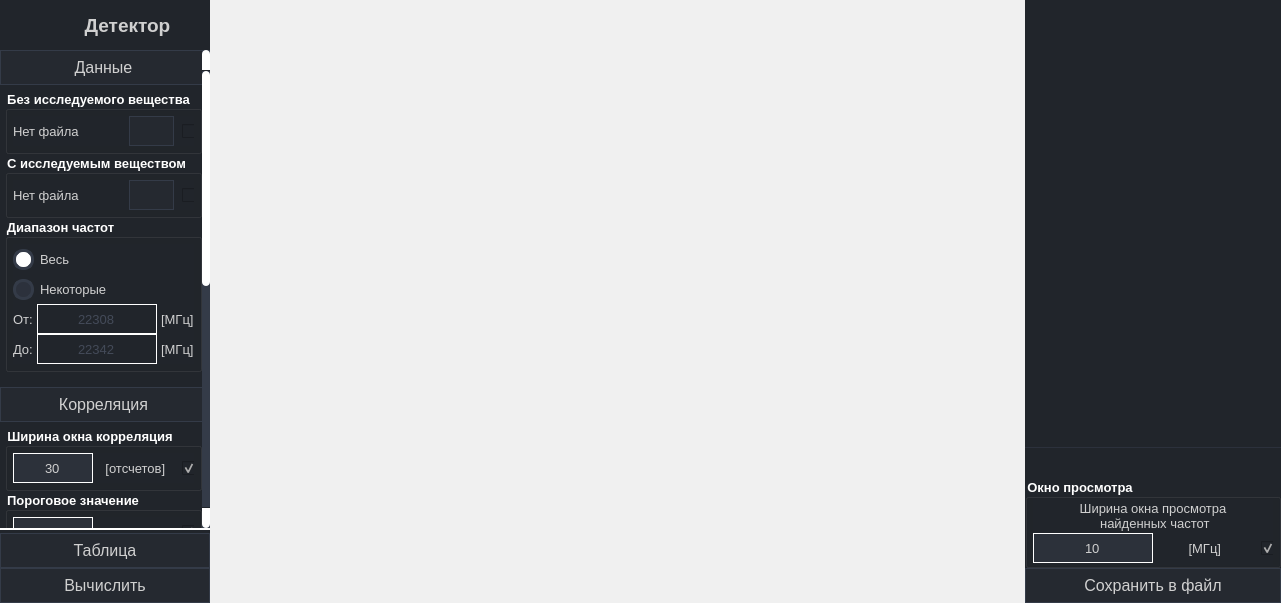
The window that gui.ui (SkorEgor/Detector-Correlation) describes before a commit, drawn with Qt 5.
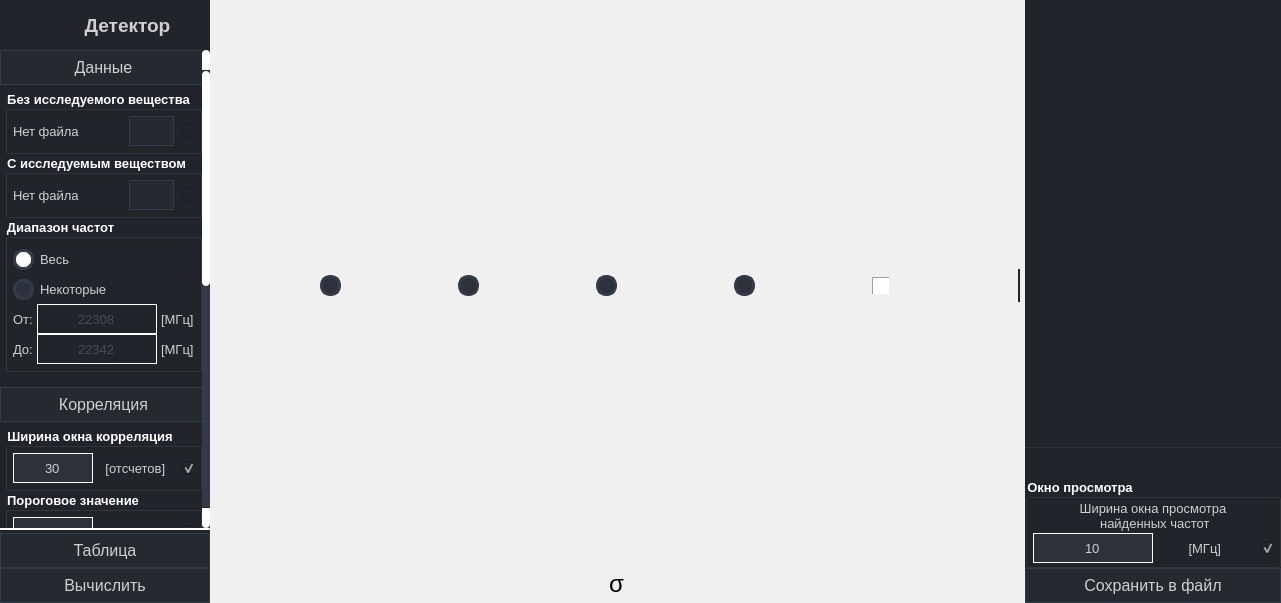
The same window after the commit. Icons and pictures are not drawn.

Commit message: Buttons_or_RadioButtons

The edit to the form file:
```diff
--- a/gui.ui
+++ b/gui.ui
@@ -3650,11 +3650,10 @@
          <item>
           <widget class="QWidget" name="widget_plotting" native="true">
            <property name="styleSheet">
-            <string notr="true">background-color: rgb(167, 167, 167);
-background-color: rgb(124, 124, 124);
-background-color: rgb(255, 255, 255);
+            <string notr="true">QWidget{
 background-color: rgb(240, 240, 240);
-color: rgb(0, 0, 0);</string>
+color: rgb(0, 0, 0);
+}</string>
            </property>
            <layout class="QVBoxLayout" name="verticalLayout">
             <property name="spacing">
@@ -3693,6 +3692,452 @@
               </layout>
              </widget>
             </item>
+            <item>
+             <widget class="QWidget" name="widget_toolbar_1" native="true">
+              <property name="sizePolicy">
+               <sizepolicy hsizetype="Minimum" vsizetype="Maximum">
+                <horstretch>0</horstretch>
+                <verstretch>0</verstretch>
+               </sizepolicy>
+              </property>
+              <property name="styleSheet">
+               <string notr="true">QWidget{
+background-color: rgb(240, 240, 240);
+color: rgb(0, 0, 0);
+	font-size: none;
+text-align:bottom;
+}
+
+/* /////////////////////////////////////////////////////////////////////////////////////////////////
+QPushButton */
+/*Стандартное состояние для кнопки*/
+QPushButton {
+	border: none;		/* задает границу элемента */
+} 
+
+/* срабатывает, когда пользователь наводит на элемент мышью */
+QPushButton:hover {
+	border: none;												/* без границ */
+
+	border-right:1px solid rgb(160, 160, 160);	/* С правой красной раницей */
+	border-bottom:1px solid rgb(160, 160, 160);
+
+	border-left:1px solid rgb(255, 255, 255);	/* С правой красной раницей */
+	border-top:1px solid rgb(255, 255, 255);
+}
+
+
+/* срабатывает, при нажатии*/
+QPushButton:pressed      {
+	border: none;												/* без границ */
+
+	border-left:1px solid rgb(160, 160, 160);	/* С правой красной раницей */
+	border-top:1px solid rgb(160, 160, 160);
+
+	border-right:1px solid rgb(255, 255, 255);	/* С правой красной раницей */
+	border-bottom:1px solid rgb(255, 255, 255);
+}
+/* ///////////////////////////////////////////////////////////////////////////////////////////////// */
+</string>
+              </property>
+              <layout class="QHBoxLayout" name="layout_toolbar_1">
+               <property name="spacing">
+                <number>5</number>
+               </property>
+               <property name="leftMargin">
+                <number>5</number>
+               </property>
+               <property name="topMargin">
+                <number>0</number>
+               </property>
+               <property name="rightMargin">
+                <number>5</number>
+               </property>
+               <property name="bottomMargin">
+                <number>0</number>
+               </property>
+               <item>
+                <widget class="QWidget" name="widget_select_graphic" native="true">
+                 <property name="styleSheet">
+                  <string notr="true">.QWidget{
+	border: none;												/* без границ */
+
+	border-right:2px solid rgb(33, 37, 43);	/* С правой красной раницей */
+}</string>
+                 </property>
+                 <layout class="QHBoxLayout" name="layout_select_graphic">
+                  <property name="spacing">
+                   <number>0</number>
+                  </property>
+                  <property name="leftMargin">
+                   <number>0</number>
+                  </property>
+                  <property name="topMargin">
+                   <number>0</number>
+                  </property>
+                  <property name="rightMargin">
+                   <number>5</number>
+                  </property>
+                  <property name="bottomMargin">
+                   <number>0</number>
+                  </property>
+                  <item>
+                   <widget class="QRadioButton" name="radioButton_data_graph_1">
+                    <property name="sizePolicy">
+                     <sizepolicy hsizetype="Minimum" vsizetype="Fixed">
+                      <horstretch>0</horstretch>
+                      <verstretch>0</verstretch>
+                     </sizepolicy>
+                    </property>
+                    <property name="minimumSize">
+                     <size>
+                      <width>33</width>
+                      <height>33</height>
+                     </size>
+                    </property>
+                    <property name="maximumSize">
+                     <size>
+                      <width>33</width>
+                      <height>33</height>
+                     </size>
+                    </property>
+                    <property name="styleSheet">
+                     <string notr="true">/* /////////////////////////////////////////////////////////////////////////////////////////////////
+RadioButton */
+QRadioButton::indicator {
+image: url(:/menu_black/resource/menu_titles_black/menu_data_black_36dp.svg);
+	background-color: rgb(240, 240, 240);
+    border:none;
+	border-radius: 0px;
+	width: 31px;
+	height: 31px;
+}
+QRadioButton::indicator:hover {
+	border: none;												/* без границ */
+
+	border-right:1px solid rgb(160, 160, 160);	/* С правой красной раницей */
+	border-bottom:1px solid rgb(160, 160, 160);
+
+	border-left:1px solid rgb(255, 255, 255);	/* С правой красной раницей */
+	border-top:1px solid rgb(255, 255, 255);
+}
+QRadioButton::indicator:checked {
+	border: none;												/* без границ */
+
+	border-left:1px solid rgb(160, 160, 160);	/* С правой красной раницей */
+	border-top:1px solid rgb(160, 160, 160);
+
+	border-right:1px solid rgb(255, 255, 255);	/* С правой красной раницей */
+	border-bottom:1px solid rgb(255, 255, 255);
+
+}
+
+/* ///////////////////////////////////////////////////////////////////////////////////////////////// */</string>
+                    </property>
+                    <property name="text">
+                     <string/>
+                    </property>
+                    <property name="iconSize">
+                     <size>
+                      <width>20</width>
+                      <height>20</height>
+                     </size>
+                    </property>
+                    <property name="checked">
+                     <bool>false</bool>
+                    </property>
+                    <property name="autoRepeat">
+                     <bool>false</bool>
+                    </property>
+                   </widget>
+                  </item>
+                  <item>
+                   <widget class="QRadioButton" name="radioButton_correlation_graph_1">
+                    <property name="sizePolicy">
+                     <sizepolicy hsizetype="Minimum" vsizetype="Fixed">
+                      <horstretch>0</horstretch>
+                      <verstretch>0</verstretch>
+                     </sizepolicy>
+                    </property>
+                    <property name="minimumSize">
+                     <size>
+                      <width>33</width>
+                      <height>33</height>
+                     </size>
+                    </property>
+                    <property name="maximumSize">
+                     <size>
+                      <width>33</width>
+                      <height>33</height>
+                     </size>
+                    </property>
+                    <property name="styleSheet">
+                     <string notr="true">/* /////////////////////////////////////////////////////////////////////////////////////////////////
+RadioButton */
+QRadioButton::indicator {
+	image: url(:/menu_black/resource/menu_titles_black/menu_correlation_black_36dp.svg);
+	background-color: rgb(240, 240, 240);
+    border:none;
+	border-radius: 0px;
+	width: 31px;
+	height: 31px;
+}
+QRadioButton::indicator:hover {
+	border: none;												/* без границ */
+
+	border-right:1px solid rgb(160, 160, 160);	/* С правой красной раницей */
+	border-bottom:1px solid rgb(160, 160, 160);
+
+	border-left:1px solid rgb(255, 255, 255);	/* С правой красной раницей */
+	border-top:1px solid rgb(255, 255, 255);
+}
+QRadioButton::indicator:checked {
+	border: none;												/* без границ */
+
+	border-left:1px solid rgb(160, 160, 160);	/* С правой красной раницей */
+	border-top:1px solid rgb(160, 160, 160);
+
+	border-right:1px solid rgb(255, 255, 255);	/* С правой красной раницей */
+	border-bottom:1px solid rgb(255, 255, 255);
+
+}
+
+/* ///////////////////////////////////////////////////////////////////////////////////////////////// */</string>
+                    </property>
+                    <property name="text">
+                     <string/>
+                    </property>
+                    <property name="iconSize">
+                     <size>
+                      <width>20</width>
+                      <height>20</height>
+                     </size>
+                    </property>
+                    <property name="checked">
+                     <bool>false</bool>
+                    </property>
+                    <property name="autoRepeat">
+                     <bool>false</bool>
+                    </property>
+                   </widget>
+                  </item>
+                  <item>
+                   <widget class="QRadioButton" name="radioButton_sigma_grapgh_1">
+                    <property name="sizePolicy">
+                     <sizepolicy hsizetype="Minimum" vsizetype="Fixed">
+                      <horstretch>0</horstretch>
+                      <verstretch>0</verstretch>
+                     </sizepolicy>
+                    </property>
+                    <property name="minimumSize">
+                     <size>
+                      <width>33</width>
+                      <height>33</height>
+                     </size>
+                    </property>
+                    <property name="maximumSize">
+                     <size>
+                      <width>33</width>
+                      <height>33</height>
+                     </size>
+                    </property>
+                    <property name="styleSheet">
+                     <string notr="true">/* /////////////////////////////////////////////////////////////////////////////////////////////////
+RadioButton */
+QRadioButton::indicator {
+	
+	image: url(:/menu_black/resource/menu_titles_black/sigma_black.svg);
+	background-color: rgb(240, 240, 240);
+    border:none;
+	border-radius: 0px;
+	width: 31px;
+	height: 31px;
+}
+QRadioButton::indicator:hover {
+	border: none;												/* без границ */
+
+	border-right:1px solid rgb(160, 160, 160);	/* С правой красной раницей */
+	border-bottom:1px solid rgb(160, 160, 160);
+
+	border-left:1px solid rgb(255, 255, 255);	/* С правой красной раницей */
+	border-top:1px solid rgb(255, 255, 255);
+}
+QRadioButton::indicator:checked {
+	border: none;												/* без границ */
+
+	border-left:1px solid rgb(160, 160, 160);	/* С правой красной раницей */
+	border-top:1px solid rgb(160, 160, 160);
+
+	border-right:1px solid rgb(255, 255, 255);	/* С правой красной раницей */
+	border-bottom:1px solid rgb(255, 255, 255);
+
+}
+
+/* ///////////////////////////////////////////////////////////////////////////////////////////////// */</string>
+                    </property>
+                    <property name="text">
+                     <string/>
+                    </property>
+                    <property name="iconSize">
+                     <size>
+                      <width>20</width>
+                      <height>20</height>
+                     </size>
+                    </property>
+                    <property name="checked">
+                     <bool>false</bool>
+                    </property>
+                    <property name="autoRepeat">
+                     <bool>false</bool>
+                    </property>
+                   </widget>
+                  </item>
+                  <item>
+                   <widget class="QRadioButton" name="radioButton_noise_graph_1">
+                    <property name="sizePolicy">
+                     <sizepolicy hsizetype="Minimum" vsizetype="Fixed">
+                      <horstretch>0</horstretch>
+                      <verstretch>0</verstretch>
+                     </sizepolicy>
+                    </property>
+                    <property name="minimumSize">
+                     <size>
+                      <width>33</width>
+                      <height>33</height>
+                     </size>
+                    </property>
+                    <property name="maximumSize">
+                     <size>
+                      <width>33</width>
+                      <height>33</height>
+                     </size>
+                    </property>
+                    <property name="styleSheet">
+                     <string notr="true">/* /////////////////////////////////////////////////////////////////////////////////////////////////
+RadioButton */
+QRadioButton::indicator {
+image: url(:/menu_black/resource/menu_titles_black/menu_noise_black_36dp.svg);
+	background-color: rgb(240, 240, 240);
+    border:none;
+	border-radius: 0px;
+	width: 31px;
+	height: 31px;
+}
+QRadioButton::indicator:hover {
+	border: none;												/* без границ */
+
+	border-right:1px solid rgb(160, 160, 160);	/* С правой красной раницей */
+	border-bottom:1px solid rgb(160, 160, 160);
+
+	border-left:1px solid rgb(255, 255, 255);	/* С правой красной раницей */
+	border-top:1px solid rgb(255, 255, 255);
+}
+QRadioButton::indicator:checked {
+	border: none;												/* без границ */
+
+	border-left:1px solid rgb(160, 160, 160);	/* С правой красной раницей */
+	border-top:1px solid rgb(160, 160, 160);
+
+	border-right:1px solid rgb(255, 255, 255);	/* С правой красной раницей */
+	border-bottom:1px solid rgb(255, 255, 255);
+
+}
+
+/* ///////////////////////////////////////////////////////////////////////////////////////////////// */</string>
+                    </property>
+                    <property name="text">
+                     <string/>
+                    </property>
+                    <property name="iconSize">
+                     <size>
+                      <width>20</width>
+                      <height>20</height>
+                     </size>
+                    </property>
+                    <property name="checked">
+                     <bool>false</bool>
+                    </property>
+                    <property name="autoRepeat">
+                     <bool>false</bool>
+                    </property>
+                   </widget>
+                  </item>
+                  <item>
+                   <widget class="QRadioButton" name="radioButton_width_graph_1">
+                    <property name="sizePolicy">
+                     <sizepolicy hsizetype="Minimum" vsizetype="Fixed">
+                      <horstretch>0</horstretch>
+                      <verstretch>0</verstretch>
+                     </sizepolicy>
+                    </property>
+                    <property name="minimumSize">
+                     <size>
+                      <width>33</width>
+                      <height>33</height>
+                     </size>
+                    </property>
+                    <property name="maximumSize">
+                     <size>
+                      <width>33</width>
+                      <height>33</height>
+                     </size>
+                    </property>
+                    <property name="styleSheet">
+                     <string notr="true">/* /////////////////////////////////////////////////////////////////////////////////////////////////
+RadioButton */
+QRadioButton::indicator {
+image: url(:/menu_black/resource/menu_titles_black/menu_width_black_36dp.svg);
+	background-color: rgb(240, 240, 240);
+    border:none;
+	border-radius: 0px;
+	width: 31px;
+	height: 31px;
+}
+QRadioButton::indicator:hover {
+	border: none;												/* без границ */
+
+	border-right:1px solid rgb(160, 160, 160);	/* С правой красной раницей */
+	border-bottom:1px solid rgb(160, 160, 160);
+
+	border-left:1px solid rgb(255, 255, 255);	/* С правой красной раницей */
+	border-top:1px solid rgb(255, 255, 255);
+}
+QRadioButton::indicator:checked {
+	border: none;												/* без границ */
+
+	border-left:1px solid rgb(160, 160, 160);	/* С правой красной раницей */
+	border-top:1px solid rgb(160, 160, 160);
+
+	border-right:1px solid rgb(255, 255, 255);	/* С правой красной раницей */
+	border-bottom:1px solid rgb(255, 255, 255);
+
+}
+
+/* ///////////////////////////////////////////////////////////////////////////////////////////////// */</string>
+                    </property>
+                    <property name="text">
+                     <string/>
+                    </property>
+                    <property name="iconSize">
+                     <size>
+                      <width>20</width>
+                      <height>20</height>
+                     </size>
+                    </property>
+                    <property name="checked">
+                     <bool>true</bool>
+                    </property>
+                    <property name="autoRepeat">
+                     <bool>false</bool>
+                    </property>
+                   </widget>
+                  </item>
+                 </layout>
+                </widget>
+               </item>
+              </layout>
+             </widget>
+            </item>
             <item>
              <widget class="QWidget" name="widget_plot_2" native="true">
               <layout class="QVBoxLayout" name="layout_plot_2">
@@ -3714,6 +4159,253 @@
               </layout>
              </widget>
             </item>
+            <item>
+             <widget class="QWidget" name="widget_toolbar_2" native="true">
+              <property name="sizePolicy">
+               <sizepolicy hsizetype="Minimum" vsizetype="Maximum">
+                <horstretch>0</horstretch>
+                <verstretch>0</verstretch>
+               </sizepolicy>
+              </property>
+              <property name="styleSheet">
+               <string notr="true">QWidget{
+background-color: rgb(240, 240, 240);
+color: rgb(0, 0, 0);
+	font-size: none;
+text-align:bottom;
+}
+
+/* /////////////////////////////////////////////////////////////////////////////////////////////////
+QPushButton */
+/*Стандартное состояние для кнопки*/
+QPushButton {
+	border: none;		/* задает границу элемента */
+} 
+
+/* срабатывает, когда пользователь наводит на элемент мышью */
+QPushButton:hover {
+	border: none;												/* без границ */
+
+	border-right:1px solid rgb(160, 160, 160);	/* С правой красной раницей */
+	border-bottom:1px solid rgb(160, 160, 160);
+
+	border-left:1px solid rgb(255, 255, 255);	/* С правой красной раницей */
+	border-top:1px solid rgb(255, 255, 255);
+}
+
+
+/* срабатывает, при нажатии*/
+QPushButton:pressed      {
+	border: none;												/* без границ */
+
+	border-left:1px solid rgb(160, 160, 160);	/* С правой красной раницей */
+	border-top:1px solid rgb(160, 160, 160);
+
+	border-right:1px solid rgb(255, 255, 255);	/* С правой красной раницей */
+	border-bottom:1px solid rgb(255, 255, 255);
+}
+/* ///////////////////////////////////////////////////////////////////////////////////////////////// */
+</string>
+              </property>
+              <layout class="QHBoxLayout" name="layout_toolbar_2">
+               <property name="spacing">
+                <number>5</number>
+               </property>
+               <property name="leftMargin">
+                <number>5</number>
+               </property>
+               <property name="topMargin">
+                <number>0</number>
+               </property>
+               <property name="rightMargin">
+                <number>5</number>
+               </property>
+               <property name="bottomMargin">
+                <number>0</number>
+               </property>
+               <item>
+                <widget class="QPushButton" name="pushButton_data_graph_2">
+                 <property name="sizePolicy">
+                  <sizepolicy hsizetype="Maximum" vsizetype="Maximum">
+                   <horstretch>0</horstretch>
+                   <verstretch>0</verstretch>
+                  </sizepolicy>
+                 </property>
+                 <property name="minimumSize">
+                  <size>
+                   <width>33</width>
+                   <height>33</height>
+                  </size>
+                 </property>
+                 <property name="maximumSize">
+                  <size>
+                   <width>33</width>
+                   <height>33</height>
+                  </size>
+                 </property>
+                 <property name="text">
+                  <string/>
+                 </property>
+                 <property name="icon">
+                  <iconset resource="res.qrc">
+                   <normaloff>:/menu_black/resource/menu_titles_black/menu_data_black_36dp.svg</normaloff>:/menu_black/resource/menu_titles_black/menu_data_black_36dp.svg</iconset>
+                 </property>
+                 <property name="iconSize">
+                  <size>
+                   <width>25</width>
+                   <height>25</height>
+                  </size>
+                 </property>
+                </widget>
+               </item>
+               <item>
+                <widget class="QPushButton" name="pushButton_correlation_graph_2">
+                 <property name="sizePolicy">
+                  <sizepolicy hsizetype="Maximum" vsizetype="Maximum">
+                   <horstretch>0</horstretch>
+                   <verstretch>0</verstretch>
+                  </sizepolicy>
+                 </property>
+                 <property name="minimumSize">
+                  <size>
+                   <width>33</width>
+                   <height>33</height>
+                  </size>
+                 </property>
+                 <property name="maximumSize">
+                  <size>
+                   <width>33</width>
+                   <height>33</height>
+                  </size>
+                 </property>
+                 <property name="text">
+                  <string/>
+                 </property>
+                 <property name="icon">
+                  <iconset resource="res.qrc">
+                   <normaloff>:/menu_black/resource/menu_titles_black/menu_correlation_black_36dp.svg</normaloff>:/menu_black/resource/menu_titles_black/menu_correlation_black_36dp.svg</iconset>
+                 </property>
+                 <property name="iconSize">
+                  <size>
+                   <width>25</width>
+                   <height>25</height>
+                  </size>
+                 </property>
+                </widget>
+               </item>
+               <item>
+                <widget class="QPushButton" name="pushButton_sigma_grapgh_2">
+                 <property name="sizePolicy">
+                  <sizepolicy hsizetype="Maximum" vsizetype="Maximum">
+                   <horstretch>0</horstretch>
+                   <verstretch>0</verstretch>
+                  </sizepolicy>
+                 </property>
+                 <property name="minimumSize">
+                  <size>
+                   <width>33</width>
+                   <height>33</height>
+                  </size>
+                 </property>
+                 <property name="maximumSize">
+                  <size>
+                   <width>33</width>
+                   <height>33</height>
+                  </size>
+                 </property>
+                 <property name="font">
+                  <font>
+                   <pointsize>-1</pointsize>
+                  </font>
+                 </property>
+                 <property name="styleSheet">
+                  <string notr="true">font-size: 24px;
+text-align:top;</string>
+                 </property>
+                 <property name="text">
+                  <string notr="true">σ</string>
+                 </property>
+                 <property name="iconSize">
+                  <size>
+                   <width>33</width>
+                   <height>33</height>
+                  </size>
+                 </property>
+                </widget>
+               </item>
+               <item>
+                <widget class="QPushButton" name="pushButton_noise_graph_2">
+                 <property name="sizePolicy">
+                  <sizepolicy hsizetype="Maximum" vsizetype="Maximum">
+                   <horstretch>0</horstretch>
+                   <verstretch>0</verstretch>
+                  </sizepolicy>
+                 </property>
+                 <property name="minimumSize">
+                  <size>
+                   <width>33</width>
+                   <height>33</height>
+                  </size>
+                 </property>
+                 <property name="maximumSize">
+                  <size>
+                   <width>33</width>
+                   <height>33</height>
+                  </size>
+                 </property>
+                 <property name="text">
+                  <string/>
+                 </property>
+                 <property name="icon">
+                  <iconset resource="res.qrc">
+                   <normaloff>:/menu_black/resource/menu_titles_black/menu_noise_black_36dp.svg</normaloff>:/menu_black/resource/menu_titles_black/menu_noise_black_36dp.svg</iconset>
+                 </property>
+                 <property name="iconSize">
+                  <size>
+                   <width>25</width>
+                   <height>25</height>
+                  </size>
+                 </property>
+                </widget>
+               </item>
+               <item>
+                <widget class="QPushButton" name="pushButton_width_graph_2">
+                 <property name="sizePolicy">
+                  <sizepolicy hsizetype="Maximum" vsizetype="Maximum">
+                   <horstretch>0</horstretch>
+                   <verstretch>0</verstretch>
+                  </sizepolicy>
+                 </property>
+                 <property name="minimumSize">
+                  <size>
+                   <width>33</width>
+                   <height>33</height>
+                  </size>
+                 </property>
+                 <property name="maximumSize">
+                  <size>
+                   <width>33</width>
+                   <height>33</height>
+                  </size>
+                 </property>
+                 <property name="text">
+                  <string/>
+                 </property>
+                 <property name="icon">
+                  <iconset resource="res.qrc">
+                   <normaloff>:/menu_black/resource/menu_titles_black/menu_width_black_36dp.svg</normaloff>:/menu_black/resource/menu_titles_black/menu_width_black_36dp.svg</iconset>
+                 </property>
+                 <property name="iconSize">
+                  <size>
+                   <width>25</width>
+                   <height>25</height>
+                  </size>
+                 </property>
+                </widget>
+               </item>
+              </layout>
+             </widget>
+            </item>
            </layout>
           </widget>
          </item>
```
Left out of the diff: 8 changed lines with no effect on the pictures. The commit also changes 10 other files.
